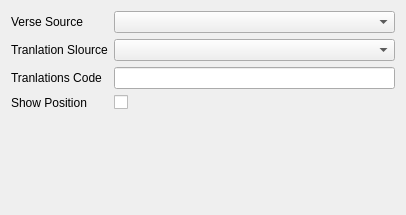
Before: the Qt Designer form bibleVerseConfig.ui in metaxy/bibleVerse, drawn with Qt 5.
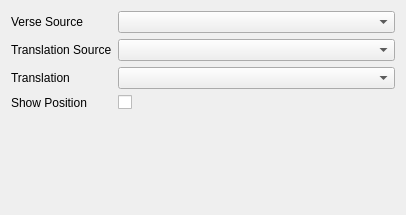
After: the same form once the commit is applied.

What changed in the file:
```diff
--- a/bibleVerseConfig.ui
+++ b/bibleVerseConfig.ui
@@ -55,7 +55,7 @@
      <item row="2" column="0">
       <widget class="QLabel" name="label_3">
        <property name="text">
-        <string>Tranlation Slource</string>
+        <string>Translation Source</string>
        </property>
       </widget>
      </item>
@@ -73,16 +73,16 @@
        </property>
       </widget>
      </item>
-     <item row="3" column="1">
-      <widget class="QLineEdit" name="lineEdit_translationCode"/>
-     </item>
      <item row="3" column="0">
       <widget class="QLabel" name="label">
        <property name="text">
-        <string>Tranlations Code</string>
+        <string>Translation</string>
        </property>
       </widget>
      </item>
+     <item row="3" column="1">
+      <widget class="QComboBox" name="comboBox_translation"/>
+     </item>
     </layout>
    </item>
   </layout>
```
